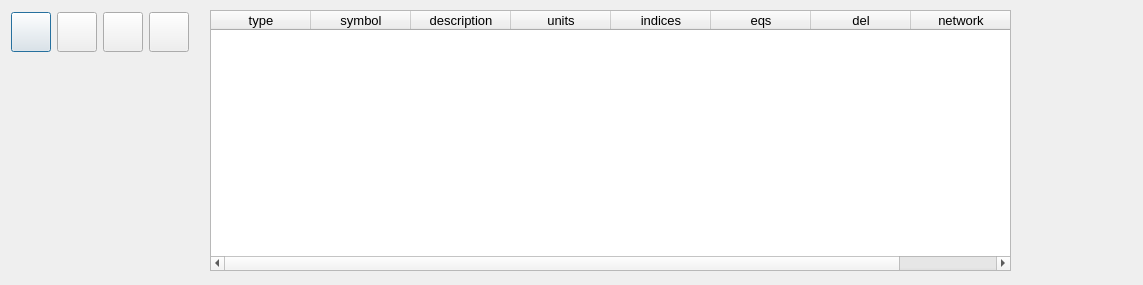
First picture: the form in OntologyEquationEditor/ui_variabletable.ui, repository heinz-preisig/ProMo-packages-OntologyBuilder, before the edit.
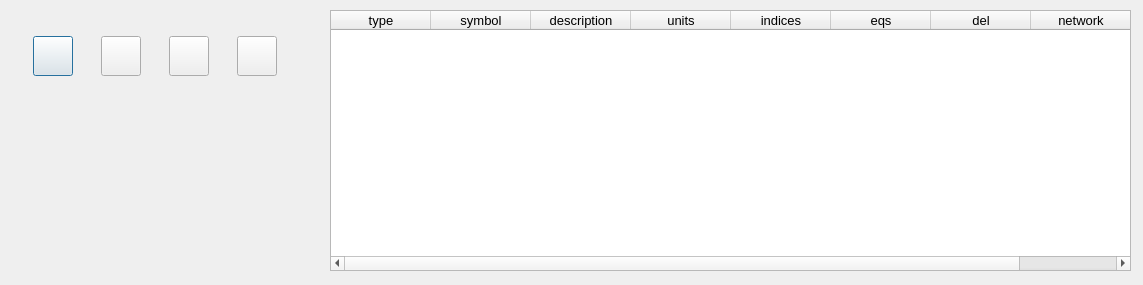
Second picture: the form after the edit.

Commit message: work on graph component editor

Patch:
```diff
--- a/OntologyEquationEditor/ui_variabletable.ui
+++ b/OntologyEquationEditor/ui_variabletable.ui
@@ -22,7 +22,7 @@
   <widget class="QTableWidget" name="tableVariable">
    <property name="geometry">
     <rect>
-     <x>210</x>
+     <x>330</x>
      <y>10</y>
      <width>801</width>
      <height>261</height>
@@ -115,15 +115,15 @@
     <rect>
      <x>11</x>
      <y>11</y>
-     <width>180</width>
-     <height>42</height>
+     <width>291</width>
+     <height>91</height>
     </rect>
    </property>
    <layout class="QHBoxLayout" name="horizontalLayout">
     <item>
      <widget class="QPushButton" name="pushFinished">
       <property name="sizePolicy">
-       <sizepolicy hsizetype="Fixed" vsizetype="Fixed">
+       <sizepolicy hsizetype="Expanding" vsizetype="Expanding">
         <horstretch>0</horstretch>
         <verstretch>0</verstretch>
        </sizepolicy>
@@ -148,7 +148,7 @@
     <item>
      <widget class="QPushButton" name="pushInfo">
       <property name="sizePolicy">
-       <sizepolicy hsizetype="Minimum" vsizetype="Fixed">
+       <sizepolicy hsizetype="Expanding" vsizetype="Expanding">
         <horstretch>40</horstretch>
         <verstretch>40</verstretch>
        </sizepolicy>
@@ -173,7 +173,7 @@
     <item>
      <widget class="QPushButton" name="pushNew">
       <property name="sizePolicy">
-       <sizepolicy hsizetype="Minimum" vsizetype="Fixed">
+       <sizepolicy hsizetype="Expanding" vsizetype="Expanding">
         <horstretch>40</horstretch>
         <verstretch>40</verstretch>
        </sizepolicy>
@@ -198,7 +198,7 @@
     <item>
      <widget class="QPushButton" name="pushPort">
       <property name="sizePolicy">
-       <sizepolicy hsizetype="Minimum" vsizetype="Fixed">
+       <sizepolicy hsizetype="Expanding" vsizetype="Expanding">
         <horstretch>40</horstretch>
         <verstretch>40</verstretch>
        </sizepolicy>
```
The commit also changes 1 other file.
